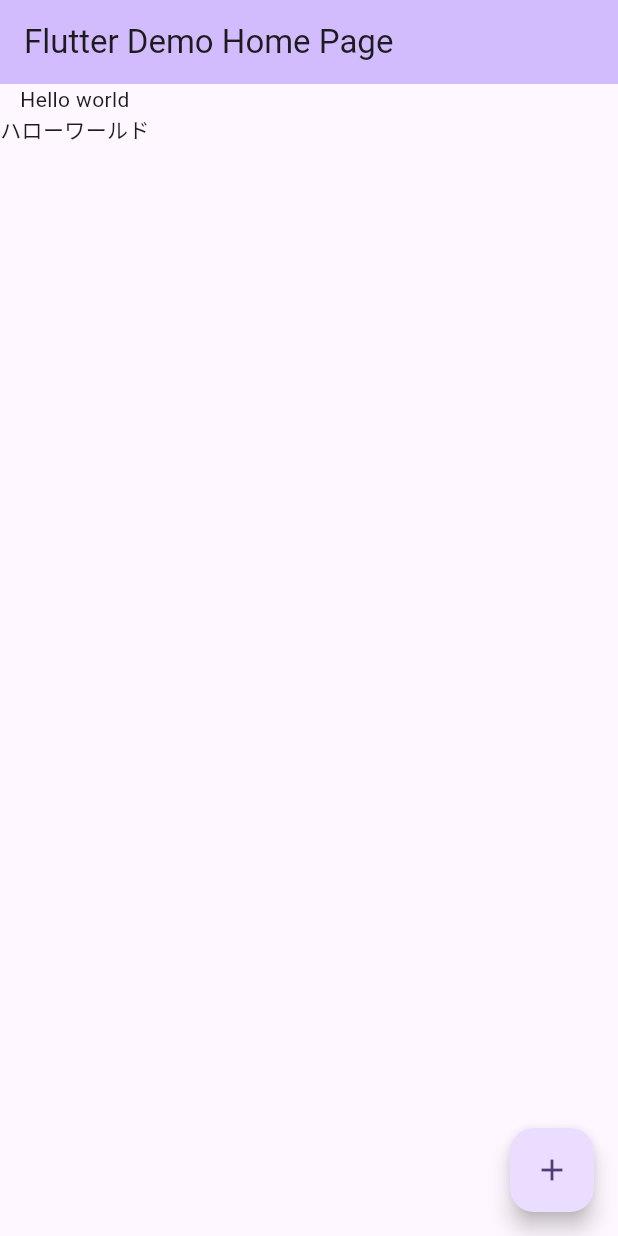
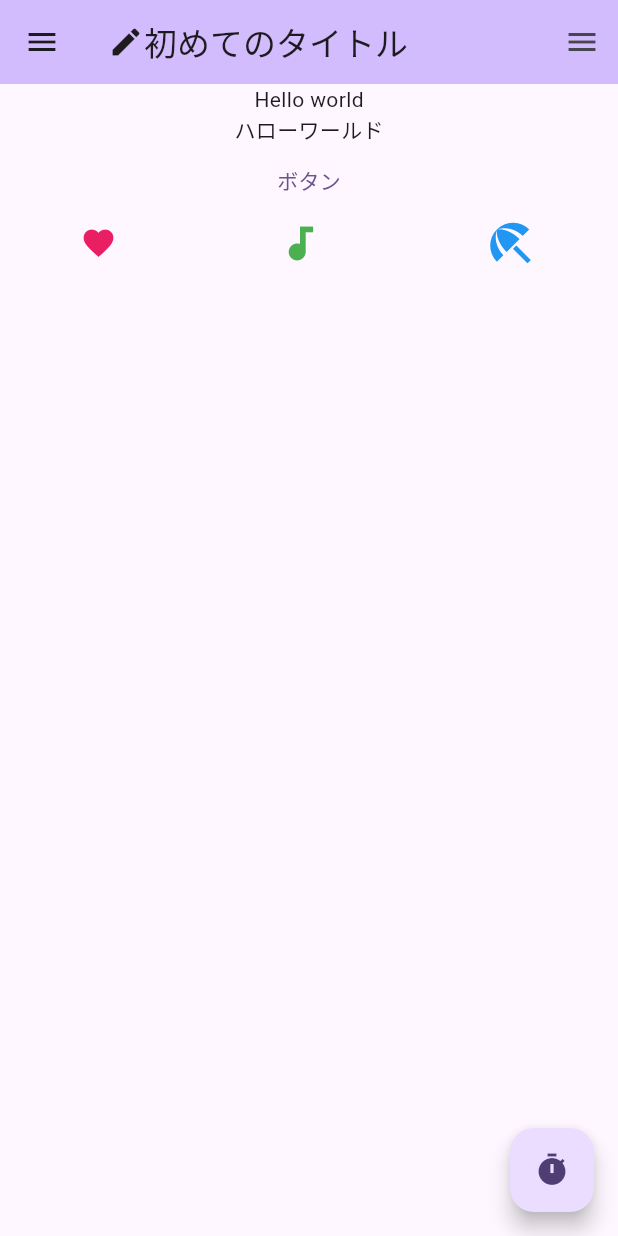
Before and after one commit to hagoromo2000/flutter_practice_introduction, a Flutter app: the screen it shows after launch, on a phone screen of 412 x 824 dp. Run offline on Flutter 3.47's test engine with Material 2 defaults, Android fonts, the phone set to English and light mode, and no system bars.

Commit message:
Add:基本的なレイアウトを構築

```diff
--- a/lib/main.dart
+++ b/lib/main.dart
@@ -1,5 +1,6 @@
 import 'package:flutter/material.dart';
 
+// ignore_for_file: prefer_const_constructors
 void main() {
   runApp(const MyApp());
 }
@@ -84,18 +85,47 @@
         backgroundColor: Theme.of(context).colorScheme.inversePrimary,
         // Here we take the value from the MyHomePage object that was created by
         // the App.build method, and use it to set our appbar title.
-        title: Text(widget.title),
+        title: Row(
+          children: const [
+            Icon(Icons.create),
+            Text("初めてのタイトル"),
+          ],
+        ),
       ),
       body: Column(children: [
-        Text("Hello world"),
-        Text("ハローワールド"),
+        const Text("Hello world"),
+        const Text("ハローワールド"),
+        TextButton(
+            onPressed: () => {print("ボタンが押されたよ")}, child: const Text("ボタン")),
+        Row(
+          // 列の要素を等間隔で表示する
+          mainAxisAlignment: MainAxisAlignment.spaceAround,
+          children: const [
+            Icon(
+              Icons.favorite,
+              color: Colors.pink,
+              size: 24.0,
+            ),
+            Icon(
+              Icons.audiotrack,
+              color: Colors.green,
+              size: 30.0,
+            ),
+            Icon(
+              Icons.beach_access,
+              color: Colors.blue,
+              size: 36.0,
+            ),
+          ],
+        )
       ]),
+      floatingActionButton: FloatingActionButton(
+        onPressed: () => {print("推したね?")},
+        child: const Icon(Icons.timer),
+      ), // This trailing comma makes auto-formatting nicer for build methods.
 
-      floatingActionButton: FloatingActionButton(
-        onPressed: _incrementCounter,
-        tooltip: 'Increment',
-        child: const Icon(Icons.add),
-      ), // This trailing comma makes auto-formatting nicer for build methods.
+      drawer: const Drawer(child: Center(child: Text("Drawer"))),
+      endDrawer: const Drawer(child: Center(child: Text("EndDrawer"))),
     );
   }
 }
```
